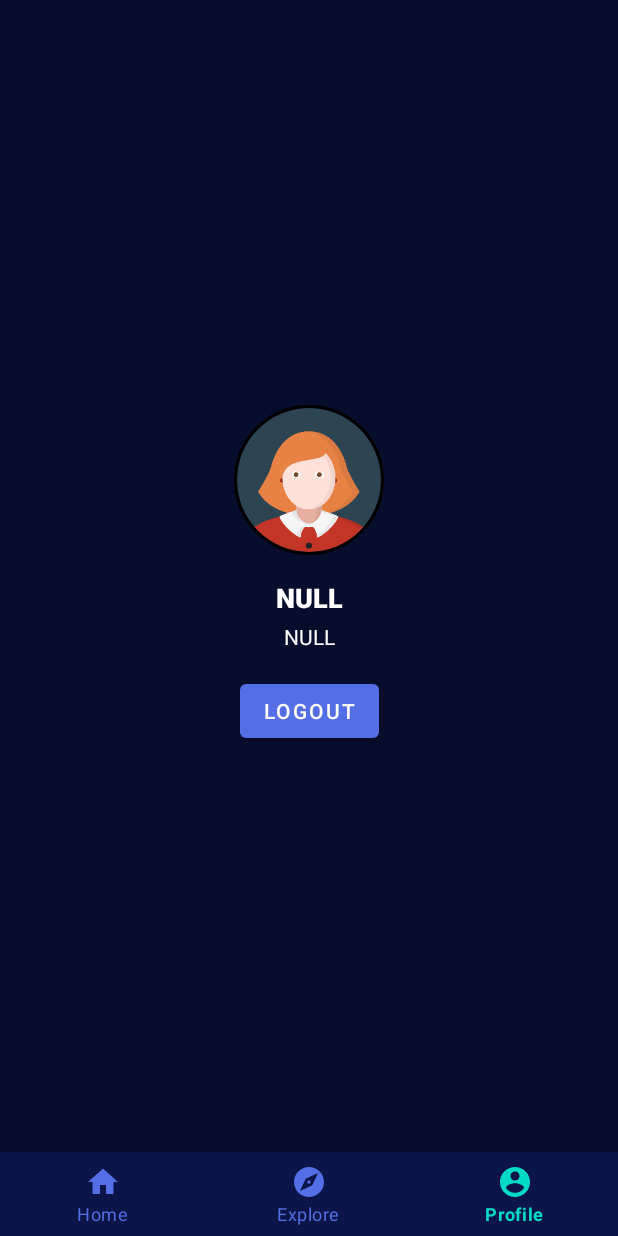
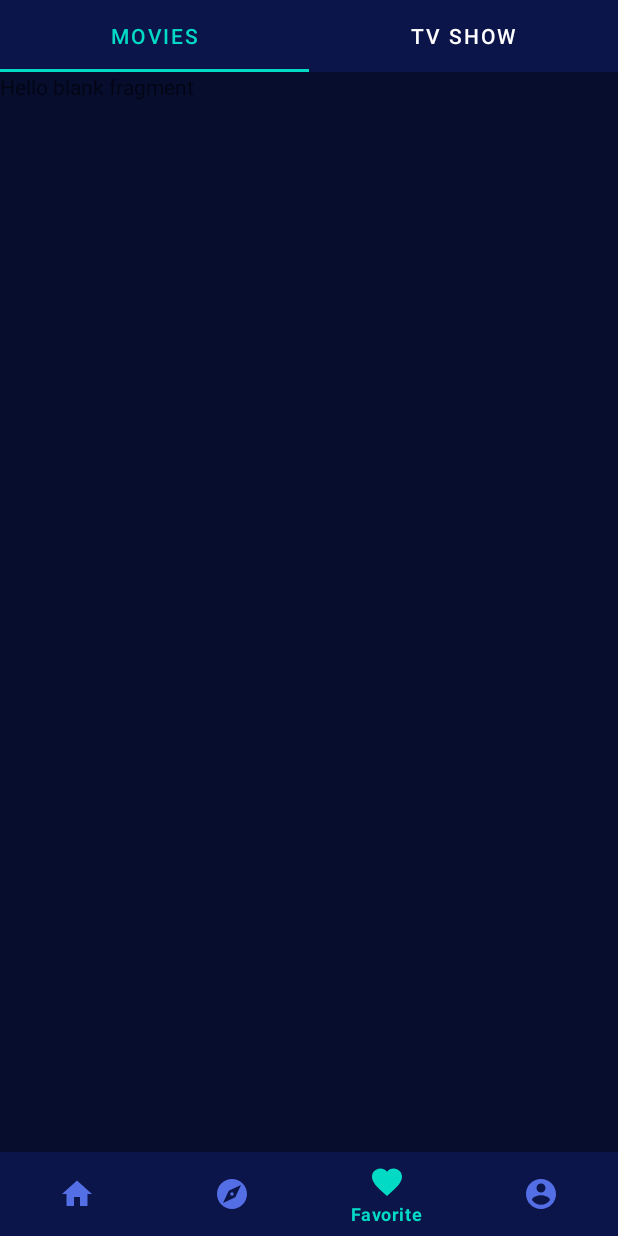
Before and after one commit to andifauzy7/Submission3-Jetpack-Dicoding, an Android app: the screen it shows after launch (MainActivity), item 3 of the bottom bar chosen, on a phone screen of 412 x 824 dp. Run offline under Robolectric (Android 15) with nearby library versions, the phone set to English and light mode, and no system bars; our stand-ins replace Shimmer, navigation-ui; libraries missing offline, so code that uses them is left out: androidx.test.espresso; pictures from the network do not load; 2 statements that could not run were skipped.

Commit message:
Section Pager

```diff
--- a/app/src/main/java/com/example/cinema/MainActivity.kt
+++ b/app/src/main/java/com/example/cinema/MainActivity.kt
@@ -20,7 +20,7 @@ class MainActivity : AppCompatActivity() {
         val navController = findNavController(R.id.nav_host_fragment)
 
         val appBarConfiguration = AppBarConfiguration(setOf(
-                R.id.navigation_home, R.id.navigation_explore, R.id.navigation_profile))
+                R.id.navigation_home, R.id.navigation_explore, R.id.navigation_favorite, R.id.navigation_profile))
         setupActionBarWithNavController(navController, appBarConfiguration)
         activityMainActivity.navView.setupWithNavController(navController)
     }
--- /dev/null
+++ b/app/src/main/java/com/example/cinema/ui/favorite/FavoriteFragment.kt
@@ -0,0 +1,34 @@
+package com.example.cinema.ui.favorite
+
+import android.os.Bundle
+import androidx.fragment.app.Fragment
+import android.view.LayoutInflater
+import android.view.View
+import android.view.ViewGroup
+import androidx.lifecycle.ViewModelProvider
+import com.example.cinema.databinding.FragmentFavoriteBinding
+import com.example.cinema.viewmodel.ViewModelFactory
+
+class FavoriteFragment : Fragment() {
+    private lateinit var fragmentFavoriteBinding: FragmentFavoriteBinding
+    private lateinit var favoriteViewModel: FavoriteViewModel
+
+    override fun onCreateView(
+        inflater: LayoutInflater, container: ViewGroup?,
+        savedInstanceState: Bundle?
+    ): View {
+        fragmentFavoriteBinding = FragmentFavoriteBinding.inflate(layoutInflater, container, false)
+        return fragmentFavoriteBinding.root
+    }
+
+    override fun onViewCreated(view: View, savedInstanceState: Bundle?) {
+        super.onViewCreated(view, savedInstanceState)
+
+        val factory = ViewModelFactory.getInstance(requireActivity())
+        favoriteViewModel = ViewModelProvider(this, factory)[FavoriteViewModel::class.java]
+
+        val sectionsPagerAdapter = SectionsPageAdapter(this.requireContext(), this.childFragmentManager)
+        fragmentFavoriteBinding.viewPager.adapter = sectionsPagerAdapter
+        fragmentFavoriteBinding.tabs.setupWithViewPager(fragmentFavoriteBinding.viewPager)
+    }
+}
--- /dev/null
+++ b/app/src/main/java/com/example/cinema/ui/favorite/FavoriteViewModel.kt
@@ -0,0 +1,7 @@
+package com.example.cinema.ui.favorite
+
+import androidx.lifecycle.ViewModel
+import com.example.cinema.data.MovieRepository
+
+class FavoriteViewModel(private val movieRepository: MovieRepository) : ViewModel() {
+}
--- /dev/null
+++ b/app/src/main/java/com/example/cinema/ui/favorite/SectionsPageAdapter.kt
@@ -0,0 +1,31 @@
+package com.example.cinema.ui.favorite
+
+import android.content.Context
+import androidx.annotation.StringRes
+import androidx.fragment.app.Fragment
+import androidx.fragment.app.FragmentManager
+import androidx.fragment.app.FragmentPagerAdapter
+import com.example.cinema.R
+import com.example.cinema.ui.favorite.movies.MoviesFragment
+import com.example.cinema.ui.favorite.tvshow.TVShowFragment
+
+class SectionsPageAdapter(private val mContext: Context, fm: FragmentManager) : FragmentPagerAdapter(fm, BEHAVIOR_RESUME_ONLY_CURRENT_FRAGMENT) {
+
+    companion object {
+        @StringRes
+        private val TAB_TITLES = intArrayOf(R.string.movies, R.string.tv_show)
+    }
+
+    override fun getCount(): Int = 2
+
+    override fun getPageTitle(position: Int): CharSequence = mContext.resources.getString(
+        TAB_TITLES[position])
+
+
+    override fun getItem(position: Int): Fragment =
+        when(position){
+            0 -> MoviesFragment()
+            1 -> TVShowFragment()
+            else -> Fragment()
+        }
+}
--- /dev/null
+++ b/app/src/main/java/com/example/cinema/ui/favorite/movies/MoviesFragment.kt
@@ -0,0 +1,60 @@
+package com.example.cinema.ui.favorite.movies
+
+import android.os.Bundle
+import androidx.fragment.app.Fragment
+import android.view.LayoutInflater
+import android.view.View
+import android.view.ViewGroup
+import com.example.cinema.R
+
+// TODO: Rename parameter arguments, choose names that match
+// the fragment initialization parameters, e.g. ARG_ITEM_NUMBER
+private const val ARG_PARAM1 = "param1"
+private const val ARG_PARAM2 = "param2"
+
+/**
+ * A simple [Fragment] subclass.
+ * Use the [MoviesFragment.newInstance] factory method to
+ * create an instance of this fragment.
+ */
+class MoviesFragment : Fragment() {
+    // TODO: Rename and change types of parameters
+    private var param1: String? = null
+    private var param2: String? = null
+
+    override fun onCreate(savedInstanceState: Bundle?) {
+        super.onCreate(savedInstanceState)
+        arguments?.let {
+            param1 = it.getString(ARG_PARAM1)
+            param2 = it.getString(ARG_PARAM2)
+        }
+    }
+
+    override fun onCreateView(
+        inflater: LayoutInflater, container: ViewGroup?,
+        savedInstanceState: Bundle?
+    ): View? {
+        // Inflate the layout for this fragment
+        return inflater.inflate(R.layout.fragment_movies, container, false)
+    }
+
+    companion object {
+        /**
+         * Use this factory method to create a new instance of
+         * this fragment using the provided parameters.
+         *
+         * @param param1 Parameter 1.
+         * @param param2 Parameter 2.
+         * @return A new instance of fragment MoviesFragment.
+         */
+        // TODO: Rename and change types and number of parameters
+        @JvmStatic
+        fun newInstance(param1: String, param2: String) =
+            MoviesFragment().apply {
+                arguments = Bundle().apply {
+                    putString(ARG_PARAM1, param1)
+                    putString(ARG_PARAM2, param2)
+                }
+            }
+    }
+}
--- /dev/null
+++ b/app/src/main/java/com/example/cinema/ui/favorite/tvshow/TVShowFragment.kt
@@ -0,0 +1,60 @@
+package com.example.cinema.ui.favorite.tvshow
+
+import android.os.Bundle
+import androidx.fragment.app.Fragment
+import android.view.LayoutInflater
+import android.view.View
+import android.view.ViewGroup
+import com.example.cinema.R
+
+// TODO: Rename parameter arguments, choose names that match
+// the fragment initialization parameters, e.g. ARG_ITEM_NUMBER
+private const val ARG_PARAM1 = "param1"
+private const val ARG_PARAM2 = "param2"
+
+/**
+ * A simple [Fragment] subclass.
+ * Use the [TVShowFragment.newInstance] factory method to
+ * create an instance of this fragment.
+ */
+class TVShowFragment : Fragment() {
+    // TODO: Rename and change types of parameters
+    private var param1: String? = null
+    private var param2: String? = null
+
+    override fun onCreate(savedInstanceState: Bundle?) {
+        super.onCreate(savedInstanceState)
+        arguments?.let {
+            param1 = it.getString(ARG_PARAM1)
+            param2 = it.getString(ARG_PARAM2)
+        }
+    }
+
+    override fun onCreateView(
+        inflater: LayoutInflater, container: ViewGroup?,
+        savedInstanceState: Bundle?
+    ): View? {
+        // Inflate the layout for this fragment
+        return inflater.inflate(R.layout.fragment_tv_show, container, false)
+    }
+
+    companion object {
+        /**
+         * Use this factory method to create a new instance of
+         * this fragment using the provided parameters.
+         *
+         * @param param1 Parameter 1.
+         * @param param2 Parameter 2.
+         * @return A new instance of fragment TVShowFragment.
+         */
+        // TODO: Rename and change types and number of parameters
+        @JvmStatic
+        fun newInstance(param1: String, param2: String) =
+            TVShowFragment().apply {
+                arguments = Bundle().apply {
+                    putString(ARG_PARAM1, param1)
+                    putString(ARG_PARAM2, param2)
+                }
+            }
+    }
+}
--- a/app/src/main/java/com/example/cinema/ui/home/HomeFragment.kt
+++ b/app/src/main/java/com/example/cinema/ui/home/HomeFragment.kt
@@ -35,11 +35,6 @@ class HomeFragment : Fragment() {
     override fun onResume() {
         super.onResume()
         fragmentHomeBinding.shimmerFrameLayout.startShimmerAnimation()
-    }
-
-    override fun onPause() {
-        fragmentHomeBinding.shimmerFrameLayout.stopShimmerAnimation()
-        super.onPause()
     }
 
     @SuppressLint("SetTextI18n")
@@ -86,6 +81,7 @@ class HomeFragment : Fragment() {
                 if (show.status == Resource.Status.SUCCESS) {
                     fragmentHomeBinding.shimmerFrameLayout.stopShimmerAnimation()
                     fragmentHomeBinding.shimmerFrameLayout.visibility = View.GONE
+                    fragmentHomeBinding.contentHome.visibility = View.VISIBLE
                     tvShowAdapterPopular.setShow(show.data!!)
                     tvShowAdapterPopular.notifyDataSetChanged()
                 }
--- a/app/src/main/java/com/example/cinema/viewmodel/ViewModelFactory.kt
+++ b/app/src/main/java/com/example/cinema/viewmodel/ViewModelFactory.kt
@@ -8,6 +8,7 @@ import com.example.cinema.di.Injection
 import com.example.cinema.ui.detail.movies.DetailMoviesViewModel
 import com.example.cinema.ui.detail.tvshow.DetailTVShowViewModel
 import com.example.cinema.ui.explore.ExploreViewModel
+import com.example.cinema.ui.favorite.FavoriteViewModel
 import com.example.cinema.ui.home.HomeViewModel
 
 class ViewModelFactory private constructor(private val movieRepository: MovieRepository) : ViewModelProvider.NewInstanceFactory() {
@@ -31,6 +32,9 @@ class ViewModelFactory private constructor(private val movieRepository: MovieRep
             modelClass.isAssignableFrom(ExploreViewModel::class.java) -> {
                 ExploreViewModel(movieRepository) as T
             }
+            modelClass.isAssignableFrom(FavoriteViewModel::class.java) -> {
+                FavoriteViewModel(movieRepository) as T
+            }
             modelClass.isAssignableFrom(DetailMoviesViewModel::class.java) -> {
                 DetailMoviesViewModel(movieRepository) as T
             }
--- /dev/null
+++ b/app/src/main/res/layout/fragment_favorite.xml
@@ -0,0 +1,31 @@
+<?xml version="1.0" encoding="utf-8"?>
+<androidx.constraintlayout.widget.ConstraintLayout xmlns:android="http://schemas.android.com/apk/res/android"
+    xmlns:app="http://schemas.android.com/apk/res-auto"
+    xmlns:tools="http://schemas.android.com/tools"
+    android:layout_width="match_parent"
+    android:layout_height="match_parent"
+    android:background="@color/navy"
+    tools:context=".ui.favorite.FavoriteFragment">
+
+    <com.google.android.material.tabs.TabLayout
+        android:id="@+id/tabs"
+        android:layout_width="match_parent"
+        android:layout_height="wrap_content"
+        android:background="@color/navy_half"
+        app:layout_constraintEnd_toEndOf="parent"
+        app:layout_constraintStart_toStartOf="parent"
+        app:layout_constraintTop_toTopOf="parent"
+        app:tabIndicatorColor="@color/teal_200"
+        app:tabSelectedTextColor="@color/teal_200"
+        app:tabTextColor="@color/white" />
+
+    <androidx.viewpager.widget.ViewPager
+        android:id="@+id/view_pager"
+        android:layout_width="0dp"
+        android:layout_height="0dp"
+        app:layout_constraintBottom_toBottomOf="parent"
+        app:layout_constraintEnd_toEndOf="parent"
+        app:layout_constraintStart_toStartOf="parent"
+        app:layout_constraintTop_toBottomOf="@+id/tabs" />
+
+</androidx.constraintlayout.widget.ConstraintLayout>
--- /dev/null
+++ b/app/src/main/res/layout/fragment_movies.xml
@@ -0,0 +1,14 @@
+<?xml version="1.0" encoding="utf-8"?>
+<FrameLayout xmlns:android="http://schemas.android.com/apk/res/android"
+    xmlns:tools="http://schemas.android.com/tools"
+    android:layout_width="match_parent"
+    android:layout_height="match_parent"
+    tools:context=".ui.favorite.movies.MoviesFragment">
+
+    <!-- TODO: Update blank fragment layout -->
+    <TextView
+        android:layout_width="match_parent"
+        android:layout_height="match_parent"
+        android:text="@string/hello_blank_fragment" />
+
+</FrameLayout>
--- a/app/src/main/res/menu/bottom_nav_menu.xml
+++ b/app/src/main/res/menu/bottom_nav_menu.xml
@@ -9,6 +9,10 @@
         android:icon="@drawable/ic_baseline_explore_24dp"
         android:title="@string/title_explore" />
     <item
+        android:id="@+id/navigation_favorite"
+        android:icon="@drawable/ic_baseline_favorite_24dp"
+        android:title="@string/title_favorite" />
+    <item
         android:id="@+id/navigation_profile"
         android:icon="@drawable/ic_baseline_account_circle_24dp"
         android:title="@string/title_profile" />
--- a/app/src/main/res/navigation/mobile_navigation.xml
+++ b/app/src/main/res/navigation/mobile_navigation.xml
@@ -15,6 +15,11 @@
         android:label="@string/title_explore"
         tools:layout="@layout/fragment_explore" />
     <fragment
+        android:id="@+id/navigation_favorite"
+        android:name="com.example.cinema.ui.favorite.FavoriteFragment"
+        android:label="@string/title_favorite"
+        tools:layout="@layout/fragment_favorite" />
+    <fragment
         android:id="@+id/navigation_profile"
         android:name="com.example.cinema.ui.profile.ProfileFragment"
         android:label="@string/title_profile"
--- a/app/src/main/res/values/strings.xml
+++ b/app/src/main/res/values/strings.xml
@@ -2,6 +2,7 @@
     <string name="app_name">Cinema</string>
     <string name="title_home">Home</string>
     <string name="title_explore">Explore</string>
+    <string name="title_favorite">Favorite</string>
     <string name="title_profile">Profile</string>
     <string name="popular_movies">Popular Movies</string>
     <string name="movie_title">Movie Title</string>
@@ -35,4 +36,6 @@
     <string name="male">Male</string>
     <string name="female">Female</string>
     <string name="login">Login</string>
+    <!-- TODO: Remove or change this placeholder text -->
+    <string name="hello_blank_fragment">Hello blank fragment</string>
 </resources>
```
Also changed, not shown: app/src/main/res/layout/fragment_bookmark.xml (deleted, +0 -22 lines), app/src/main/res/layout/fragment_home.xml (+88 -83 lines), app/src/main/res/layout/fragment_tv_show.xml (added, +14 -0 lines).
